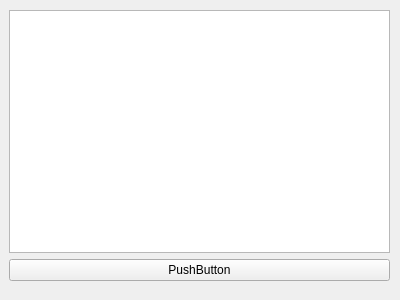
This is mypython36/myui.ui in hillar1988/mypython as Qt 5 draws it before an edit. The edited form follows.
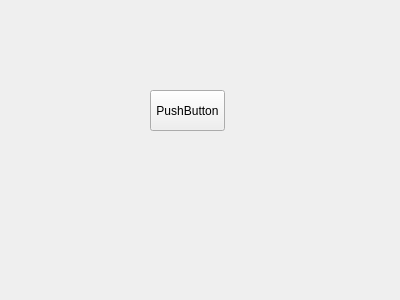
This is the edited form.

```diff
--- a/mypython36/myui.ui
+++ b/mypython36/myui.ui
@@ -13,27 +13,18 @@
   <property name="windowTitle">
    <string>Form</string>
   </property>
-  <widget class="QWidget" name="verticalLayoutWidget">
+  <widget class="QPushButton" name="pushButton">
    <property name="geometry">
     <rect>
-     <x>9</x>
-     <y>10</y>
-     <width>381</width>
-     <height>271</height>
+     <x>150</x>
+     <y>90</y>
+     <width>75</width>
+     <height>41</height>
     </rect>
    </property>
-   <layout class="QVBoxLayout" name="verticalLayout">
-    <item>
-     <widget class="QTextEdit" name="textEdit"/>
-    </item>
-    <item>
-     <widget class="QPushButton" name="pushButton">
-      <property name="text">
-       <string>PushButton</string>
-      </property>
-     </widget>
-    </item>
-   </layout>
+   <property name="text">
+    <string>PushButton</string>
+   </property>
   </widget>
  </widget>
  <resources/>
```
Left out of the diff: 19 changed lines with no effect on the pictures.
